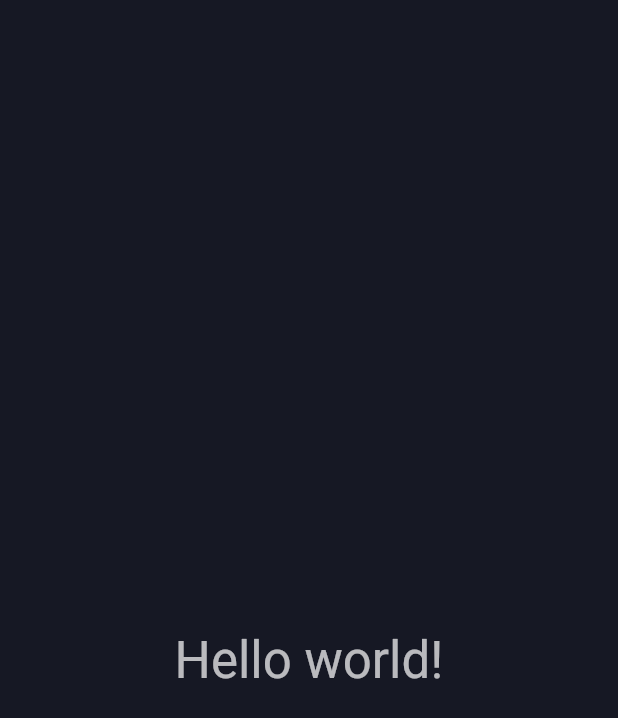
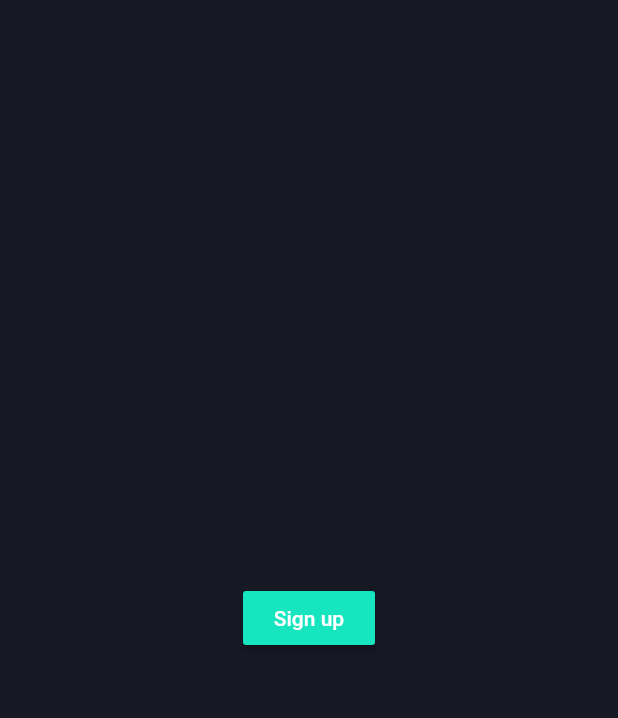
Before and after one commit to HopeEdwige/flutter-apps, a Flutter app: the screen it shows after launch, on a phone screen of 412 x 824 dp. Shown: the top 718 px of the screen. Run offline on Flutter 3.47's test engine with Material 2 defaults, Android fonts, the phone set to English and light mode, and no system bars; our stand-ins replace auto_size_text, flutter_staggered_animations, font_awesome_flutter, gallery_saver, html_unescape, permission_handler and 4 more; missing offline and left inert: store_redirect, thumbnails; accounts and stored records are empty.

Commit message:
Setting up sqllite and session.

```diff
--- /dev/null
+++ b/weight_tracker/lib/auth.dart
@@ -0,0 +1,48 @@
+import 'package:weight_tracker/models/user.dart';
+import 'package:weight_tracker/services/db_service.dart';
+
+enum AuthState { LOGGED_IN, LOGGED_OUT }
+
+abstract class AuthStateListener {
+  void onAuthStateChanged(AuthState state, User user);
+}
+
+class AuthStateProvider {
+  static final AuthStateProvider _instance = new AuthStateProvider.internal();
+
+  List<AuthStateListener> _subscribers;
+
+  factory AuthStateProvider() => _instance;
+
+  AuthStateProvider.internal() {
+    _subscribers = new List<AuthStateListener>();
+    initState();
+  }
+
+  void initState() async {
+    final DBService db = new DBService();
+    final bool isLoggedIn = await db.isLoggedIn();
+
+    if (isLoggedIn) {
+      final Map currentUserMap = await db.currentUser();
+      final User currentUser = User.fromMap(currentUserMap);
+      notify(AuthState.LOGGED_IN, currentUser);
+    } else {
+      notify(AuthState.LOGGED_OUT);
+    }
+  }
+
+  void subscribe(AuthStateListener listener) {
+    _subscribers.add(listener);
+  }
+
+  void dispose(AuthStateListener listener) {
+    for (var l in _subscribers) {
+      if (l == listener) _subscribers.remove(l);
+    }
+  }
+
+  void notify(AuthState state, [User user]) {
+    _subscribers.forEach((AuthStateListener s) => s.onAuthStateChanged(state, user));
+  }
+}
--- a/weight_tracker/lib/main.dart
+++ b/weight_tracker/lib/main.dart
@@ -1,9 +1,39 @@
 import 'package:flutter/material.dart';
 import 'package:flutter/services.dart';
+import 'package:provider/provider.dart';
+import 'package:weight_tracker/models/session.dart';
 import 'package:weight_tracker/routes.dart';
+import 'package:weight_tracker/util/theme_utils.dart';
 
 void main() {
   WidgetsFlutterBinding.ensureInitialized();
   SystemChrome.setPreferredOrientations([DeviceOrientation.portraitUp, DeviceOrientation.portraitDown]);
-  Routes();
+  runApp(App());
 }
+
+class App extends StatelessWidget {
+  @override
+  Widget build(BuildContext context) {
+    return MultiProvider(
+      providers: [
+        ChangeNotifierProvider(builder: (context) => Session()),
+      ],
+      child: MaterialApp(
+        routes: Routes.list,
+        title: 'Weight Tracker',
+        initialRoute: '/sign-up',
+        debugShowCheckedModeBanner: false,
+        theme: ThemeData(
+          brightness: Brightness.dark,
+          visualDensity: VisualDensity.adaptivePlatformDensity,
+
+          //theme
+          primarySwatch: createMaterialColor(Color.fromRGBO(26, 255, 213, 1)),
+          cardColor: Color.fromRGBO(32, 33, 55, 1),
+          backgroundColor: Color.fromRGBO(22, 24, 36, 1),
+          scaffoldBackgroundColor: Color.fromRGBO(22, 24, 36, 1),
+        ),
+      ),
+    );
+  }
+}
--- /dev/null
+++ b/weight_tracker/lib/models/session.dart
@@ -0,0 +1,18 @@
+import 'package:flutter/material.dart';
+import 'package:weight_tracker/models/user.dart';
+
+class Session extends ChangeNotifier {
+  User _activeUser;
+
+  User get user => _activeUser;
+
+  void set(User user) {
+    _activeUser = user;
+    notifyListeners();
+  }
+
+  void flush() {
+    _activeUser = null;
+    notifyListeners();
+  }
+}
--- /dev/null
+++ b/weight_tracker/lib/models/user.dart
@@ -0,0 +1,37 @@
+class User {
+  int age;
+  int gender;
+  double height;
+  double initialWeight;
+  double targetWeight;
+  String name;
+
+  User(
+    this.name,
+    this.gender,
+    this.age,
+    this.height,
+    this.initialWeight,
+    this.targetWeight,
+  );
+
+  User.fromMap(dynamic obj) {
+    this.name = obj["name"];
+    this.age = obj["age"];
+    this.height = obj["height"];
+    this.gender = obj["gender"];
+    this.initialWeight = obj["initialWeight"];
+    this.targetWeight = obj["targetWeight"];
+  }
+
+  Map<String, dynamic> toMap() {
+    var map = new Map<String, dynamic>();
+    map["name"] = this.name;
+    map["age"] = this.age;
+    map["height"] = this.height;
+    map["gender"] = this.gender;
+    map["initialWeight"] = this.initialWeight;
+    map["targetWeight"] = this.targetWeight;
+    return map;
+  }
+}
--- /dev/null
+++ b/weight_tracker/lib/models/weight.dart
@@ -0,0 +1,7 @@
+abstract class Weight {
+  int id;
+
+  static fromMap() {}
+
+  toMap() {}
+}
--- a/weight_tracker/lib/routes.dart
+++ b/weight_tracker/lib/routes.dart
@@ -1,37 +1,11 @@
 import 'package:flutter/material.dart';
+import 'package:weight_tracker/screens/signup_screen/index.dart';
 
-import 'package:weight_tracker/util/theme_utils.dart';
 import 'package:weight_tracker/screens/home_screen/index.dart';
 
 class Routes {
-  static getApp() {
-    return new MaterialApp(
-      title: 'Weight Tracker',
-      debugShowCheckedModeBanner: false,
-      onGenerateRoute: (RouteSettings settings) {
-        switch (settings.name) {
-          case '/':
-            return MaterialPageRoute(builder: (_) {
-              // todo check if user data is present in db, if not, display intro screen.
-              return HomeScreen();
-            });
-        }
-        return null;
-      },
-      theme: ThemeData(
-        brightness: Brightness.dark,
-        visualDensity: VisualDensity.adaptivePlatformDensity,
-
-        //theme
-        primarySwatch: createMaterialColor(Color.fromRGBO(26, 255, 213, 1)),
-        cardColor: Color.fromRGBO(32, 33, 55, 1),
-        backgroundColor: Color.fromRGBO(22, 24, 36, 1),
-        scaffoldBackgroundColor: Color.fromRGBO(22, 24, 36, 1),
-      ),
-    );
-  }
-
-  Routes() {
-    runApp(getApp());
-  }
+  static final list = <String, WidgetBuilder>{
+    '/home': (BuildContext context) => new HomeScreen(),
+    '/sign-up': (BuildContext context) => new SignUpScreen(),
+  };
 }
--- a/weight_tracker/lib/screens/home_screen/home_screen.dart
+++ b/weight_tracker/lib/screens/home_screen/home_screen.dart
@@ -1,4 +1,6 @@
 import 'package:flutter/material.dart';
+import 'package:provider/provider.dart';
+import 'package:weight_tracker/models/session.dart';
 
 class HomeScreen extends StatefulWidget {
   @override
@@ -16,15 +18,20 @@ class _HomeScreenState extends State<HomeScreen> {
       ),
       body: Center(
         child: Column(
-          mainAxisAlignment: MainAxisAlignment.center,
-          children: <Widget>[
-            Text(
-              'Hello world!',
-              style: theme.textTheme.headline4,
-            ),
-          ],
+          children: <Widget>[Header()],
         ),
       ),
     );
   }
 }
+
+class Header extends StatelessWidget {
+  @override
+  Widget build(BuildContext context) {
+    return Consumer<Session>(
+      builder: (context, session, child) {
+        return Text(session.user.name);
+      },
+    );
+  }
+}
--- /dev/null
+++ b/weight_tracker/lib/screens/signup_screen/index.dart
@@ -0,0 +1 @@
+export 'signup_screen.dart';
--- /dev/null
+++ b/weight_tracker/lib/screens/signup_screen/signup_screen.dart
@@ -0,0 +1,64 @@
+import 'package:flutter/material.dart';
+import 'package:provider/provider.dart';
+import 'package:weight_tracker/auth.dart';
+import 'package:weight_tracker/models/session.dart';
+import 'package:weight_tracker/models/user.dart';
+import 'package:weight_tracker/screens/home_screen/home_screen.dart';
+import 'package:weight_tracker/services/db_service.dart';
+
+class SignUpScreen extends StatefulWidget {
+  @override
+  _SignUpScreenState createState() => _SignUpScreenState();
+}
+
+class _SignUpScreenState extends State<SignUpScreen> implements AuthStateListener {
+  DBService db;
+  AuthStateProvider authStateProvider;
+
+  @override
+  void initState() {
+    db = new DBService();
+    authStateProvider = new AuthStateProvider();
+    authStateProvider.subscribe(this);
+    super.initState();
+  }
+
+  @override
+  Widget build(BuildContext context) {
+    return Scaffold(
+      body: SafeArea(
+        child: Container(
+          child: Center(
+            child: Column(
+              mainAxisAlignment: MainAxisAlignment.center,
+              children: [
+                RaisedButton(
+                  onPressed: () => _handleSignUp(),
+                  child: Text('Sign up'),
+                ),
+              ],
+            ),
+          ),
+        ),
+      ),
+    );
+  }
+
+  @override
+  onAuthStateChanged(AuthState state, User user) {
+    if (state == AuthState.LOGGED_IN) {
+      Provider.of<Session>(context).set(user);
+
+      Navigator.pushReplacement(
+          context, PageRouteBuilder(pageBuilder: (context, _, __) => HomeScreen(), transitionDuration: Duration.zero));
+
+//      Navigator.of(context).pushReplacementNamed('/home');
+    }
+  }
+
+  _handleSignUp() async {
+    final DBService db = new DBService();
+    await db.saveUser(new User("Wali", 1, 25, 10, 90.50, 75));
+    authStateProvider.notify(AuthState.LOGGED_IN);
+  }
+}
--- /dev/null
+++ b/weight_tracker/lib/services/db_service.dart
@@ -0,0 +1,56 @@
+import 'dart:async';
+import 'dart:io' as io;
+import 'package:path/path.dart';
+import 'package:sqflite/sqflite.dart';
+import 'package:path_provider/path_provider.dart';
+
+import 'package:weight_tracker/models/user.dart';
+
+class DBService {
+  static final DBService _instance = new DBService.internal();
+
+  factory DBService() => _instance;
+
+  static Database _db;
+
+  Future<Database> get db async {
+    if (_db != null) return _db;
+    _db = await initDb();
+    return _db;
+  }
+
+  DBService.internal();
+
+  initDb() async {
+    io.Directory documentsDirectory = await getApplicationDocumentsDirectory();
+    String path = join(documentsDirectory.path, 'main.db');
+    var theDb = await openDatabase(path, version: 1, onCreate: _onCreate);
+    return theDb;
+  }
+
+  void _onCreate(Database db, int version) async {
+    // When creating the db, create the table
+    await db.execute(
+      'CREATE TABLE User(id INTEGER PRIMARY KEY, name TEXT, age INTEGER, gender INTEGER, height REAL, targetWeight REAL, initialWeight REAL)',
+    );
+    print('[INFO] => DB => Tables created');
+  }
+
+  Future<int> saveUser(User user) async {
+    final Database dbClient = await db;
+    int res = await dbClient.insert('User', user.toMap());
+    return res;
+  }
+
+  Future<bool> isLoggedIn() async {
+    final Database dbClient = await db;
+    final res = await dbClient.query('User');
+    return res.length > 0 ? true : false;
+  }
+
+  Future<Map> currentUser() async {
+    final Database dbClient = await db;
+    final res = await dbClient.query('User');
+    return res[0];
+  }
+}
--- a/weight_tracker/pubspec.yaml
+++ b/weight_tracker/pubspec.yaml
@@ -23,6 +23,9 @@ environment:
 dependencies:
   flutter:
     sdk: flutter
+  sqflite:
+  path_provider:
+  provider: ^2.0.0
 
 
   # The following adds the Cupertino Icons font to your application.
```
Also changed, not shown: 7 other files.
